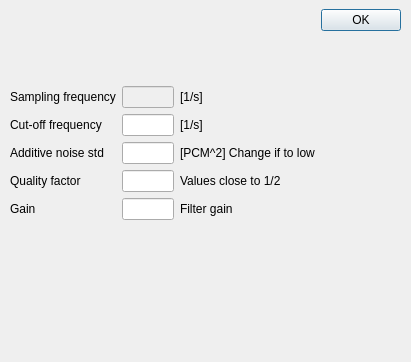
Qt form options_filterwindow.ui (alerozene/audioFilter) before a commit.
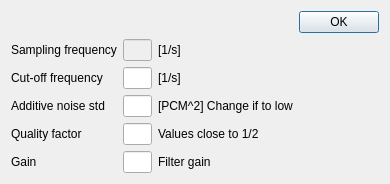
The same form after that commit.

Commit message: scale the widget

The edit to the form file:
```diff
--- a/options_filterwindow.ui
+++ b/options_filterwindow.ui
@@ -6,22 +6,15 @@
    <rect>
     <x>0</x>
     <y>0</y>
-    <width>411</width>
-    <height>362</height>
+    <width>390</width>
+    <height>175</height>
    </rect>
   </property>
   <property name="windowTitle">
    <string>Dialog</string>
   </property>
-  <widget class="QWidget" name="">
-   <property name="geometry">
-    <rect>
-     <x>10</x>
-     <y>9</y>
-     <width>391</width>
-     <height>211</height>
-    </rect>
-   </property>
+  <layout class="QHBoxLayout" name="horizontalLayout">
+   <item>
    <layout class="QGridLayout" name="gridLayout">
     <item row="0" column="3">
      <widget class="QDialogButtonBox" name="buttonBox">
@@ -130,7 +123,8 @@
      </widget>
     </item>
    </layout>
-  </widget>
+   </item>
+  </layout>
  </widget>
  <resources/>
  <connections/>
```
Lines whose indentation alone changed are shown as unchanged. The commit also changes 6 other files.
